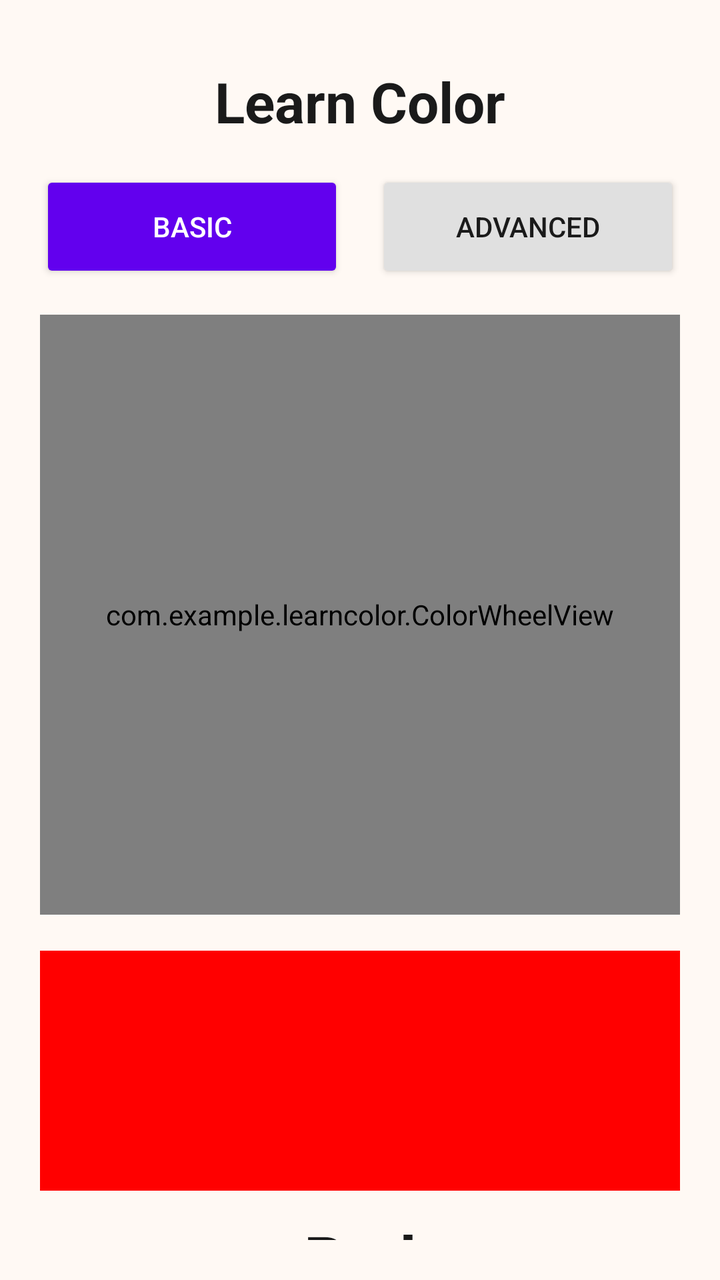
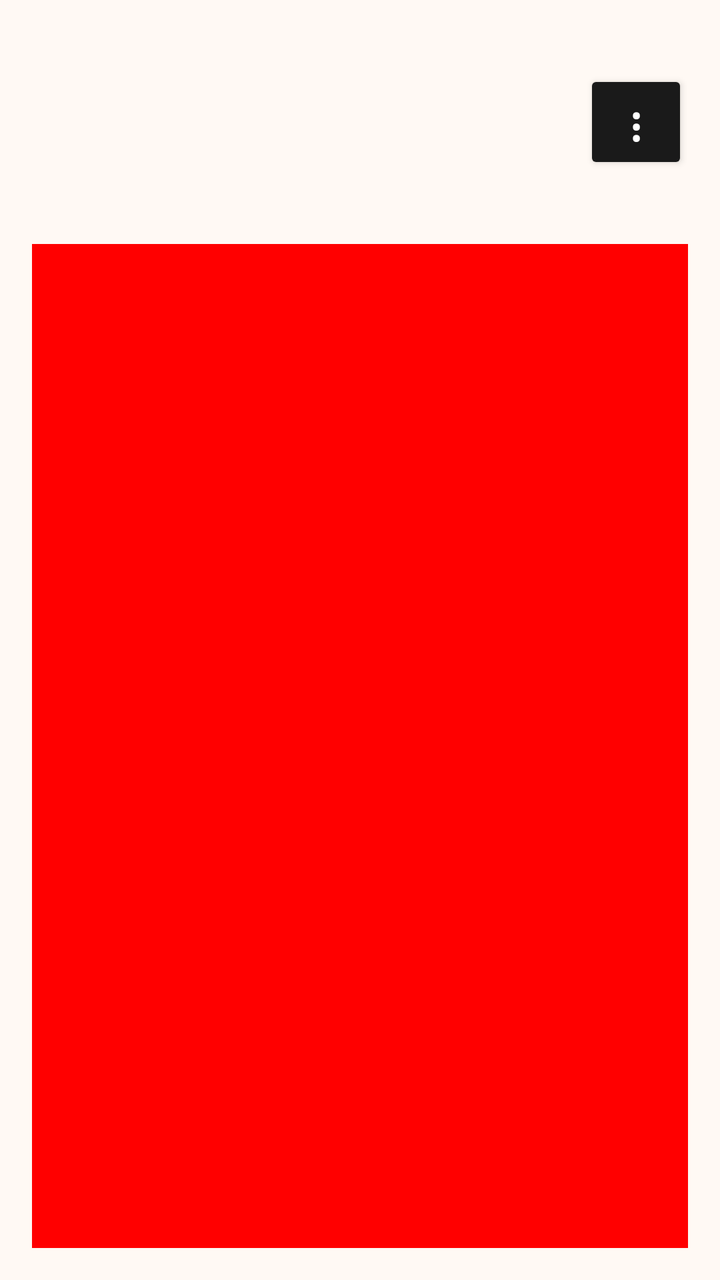

The first picture is an Android layout as it rendered before a commit; the second is the same layout after the commit. The layout source and the unified diff follow.
<!-- AndroidManifest.xml: application theme Theme.LearnColor -->
<!-- res/layout/activity_main.xml -->
<?xml version="1.0" encoding="utf-8"?>
<LinearLayout xmlns:android="http://schemas.android.com/apk/res/android"
    xmlns:app="http://schemas.android.com/apk/res-auto"
    android:layout_width="match_parent"
    android:layout_height="match_parent"
    android:background="@color/surface_background"
    android:orientation="vertical"
    android:padding="20dp">

    <TextView
        android:layout_width="wrap_content"
        android:layout_height="wrap_content"
        android:layout_gravity="center_horizontal"
        android:layout_marginTop="12dp"
        android:text="@string/app_name"
        android:textColor="@color/primary_text"
        android:textSize="28sp"
        android:textStyle="bold" />

    <LinearLayout
        android:layout_width="match_parent"
        android:layout_height="wrap_content"
        android:layout_marginTop="16dp"
        android:gravity="center"
        android:orientation="horizontal">

        <Button
            android:id="@+id/basicModeButton"
            android:layout_width="0dp"
            android:layout_height="56dp"
            android:layout_marginEnd="8dp"
            android:layout_weight="1"
            android:backgroundTint="@color/purple_500"
            android:text="@string/mode_basic"
            android:textColor="#FFFFFF" />

        <Button
            android:id="@+id/advancedModeButton"
            android:layout_width="0dp"
            android:layout_height="56dp"
            android:layout_marginStart="8dp"
            android:layout_weight="1"
            android:backgroundTint="#E0E0E0"
            android:text="@string/mode_advanced"
            android:textColor="#1A1A1A" />
    </LinearLayout>

    <com.example.learncolor.ColorWheelView
        android:id="@+id/colorWheel"
        android:layout_width="match_parent"
        android:layout_height="300dp"
        android:layout_marginTop="16dp" />

    <View
        android:id="@+id/colorPreview"
        android:layout_width="match_parent"
        android:layout_height="120dp"
        android:layout_marginTop="18dp"
        android:background="#FF0000"
        app:cornerRadius="20dp" />

    <TextView
        android:id="@+id/colorLabel"
        android:layout_width="match_parent"
        android:layout_height="wrap_content"
        android:layout_marginTop="12dp"
        android:gravity="center"
        android:text="Red"
        android:textColor="@color/primary_text"
        android:textSize="32sp"
        android:textStyle="bold" />

    <Button
        android:id="@+id/speakButton"
        android:layout_width="match_parent"
        android:layout_height="110dp"
        android:layout_marginTop="18dp"
        android:backgroundTint="#FF9800"
        android:text="Red"
        android:textColor="#FFFFFF"
        android:textSize="30sp"
        android:textStyle="bold" />

</LinearLayout>
<!-- resources referenced by this layout -->
<resources>
  <color name="primary_text">#1A1A1A</color>
  <color name="purple_500">#6200EE</color>
  <color name="surface_background">#FFF9F4</color>
  <string name="app_name">Learn Color</string>
  <string name="mode_advanced">Advanced</string>
  <string name="mode_basic">Basic</string>
  <style name="Theme.LearnColor" parent="Theme.Material3.DayNight.NoActionBar">
          <item name="colorPrimary">@color/purple_500</item>
          <item name="colorOnPrimary">#FFFFFF</item>
          <item name="android:statusBarColor">@android:color/transparent</item>
          <item name="android:windowLightStatusBar" tools:targetApi="23">true</item>
      </style>
</resources>

<!-- the commit's change to res/layout/activity_main.xml (unified diff, before → after) -->
@@ -1,84 +1,81 @@
 <?xml version="1.0" encoding="utf-8"?>
 <LinearLayout xmlns:android="http://schemas.android.com/apk/res/android"
-    xmlns:app="http://schemas.android.com/apk/res-auto"
     android:layout_width="match_parent"
     android:layout_height="match_parent"
-    android:background="@color/surface_background"
+    android:background="#FFF9F4"
     android:orientation="vertical"
-    android:padding="20dp">
-
-    <TextView
-        android:layout_width="wrap_content"
-        android:layout_height="wrap_content"
-        android:layout_gravity="center_horizontal"
-        android:layout_marginTop="12dp"
-        android:text="@string/app_name"
-        android:textColor="@color/primary_text"
-        android:textSize="28sp"
-        android:textStyle="bold" />
+    android:padding="16dp">
 
     <LinearLayout
         android:layout_width="match_parent"
+        android:layout_height="90dp"
+        android:gravity="center_vertical"
+        android:orientation="horizontal">
+
+        <HorizontalScrollView
+            android:layout_width="0dp"
+            android:layout_height="match_parent"
+            android:layout_weight="1"
+            android:fillViewport="true"
+            android:scrollbars="none">
+
+            <LinearLayout
+                android:id="@+id/colorBar"
+                android:layout_width="wrap_content"
+                android:layout_height="match_parent"
+                android:gravity="center_vertical"
+                android:orientation="horizontal">
+            </LinearLayout>
+        </HorizontalScrollView>
+
+        <Button
+            android:id="@+id/modeMenuButton"
+            android:layout_width="52dp"
+            android:layout_height="52dp"
+            android:layout_marginStart="8dp"
+            android:backgroundTint="#1A1A1A"
+            android:text="⋮"
+            android:textColor="#FFFFFF"
+            android:textSize="24sp" />
+    </LinearLayout>
+
+    <LinearLayout
+        android:id="@+id/modeOptions"
+        android:layout_width="match_parent"
         android:layout_height="wrap_content"
-        android:layout_marginTop="16dp"
+        android:layout_marginTop="8dp"
         android:gravity="center"
-        android:orientation="horizontal">
+        android:orientation="horizontal"
+        android:visibility="gone">
 
         <Button
             android:id="@+id/basicModeButton"
             android:layout_width="0dp"
-            android:layout_height="56dp"
+            android:layout_height="48dp"
             android:layout_marginEnd="8dp"
             android:layout_weight="1"
-            android:backgroundTint="@color/purple_500"
-            android:text="@string/mode_basic"
+            android:backgroundTint="#6200EE"
+            android:text="Basic"
             android:textColor="#FFFFFF" />
 
         <Button
             android:id="@+id/advancedModeButton"
             android:layout_width="0dp"
-            android:layout_height="56dp"
+            android:layout_height="48dp"
             android:layout_marginStart="8dp"
             android:layout_weight="1"
             android:backgroundTint="#E0E0E0"
-            android:text="@string/mode_advanced"
+            android:text="Advanced"
             android:textColor="#1A1A1A" />
     </LinearLayout>
 
-    <com.example.learncolor.ColorWheelView
-        android:id="@+id/colorWheel"
-        android:layout_width="match_parent"
-        android:layout_height="300dp"
-        android:layout_marginTop="16dp" />
-
-    <View
+    <FrameLayout
         android:id="@+id/colorPreview"
         android:layout_width="match_parent"
-        android:layout_height="120dp"
-        android:layout_marginTop="18dp"
+        android:layout_height="0dp"
+        android:layout_marginTop="16dp"
+        android:layout_weight="1"
         android:background="#FF0000"
-        app:cornerRadius="20dp" />
-
-    <TextView
-        android:id="@+id/colorLabel"
-        android:layout_width="match_parent"
-        android:layout_height="wrap_content"
-        android:layout_marginTop="12dp"
-        android:gravity="center"
-        android:text="Red"
-        android:textColor="@color/primary_text"
-        android:textSize="32sp"
-        android:textStyle="bold" />
-
-    <Button
-        android:id="@+id/speakButton"
-        android:layout_width="match_parent"
-        android:layout_height="110dp"
-        android:layout_marginTop="18dp"
-        android:backgroundTint="#FF9800"
-        android:text="Red"
-        android:textColor="#FFFFFF"
-        android:textSize="30sp"
-        android:textStyle="bold" />
-
+        android:clickable="true"
+        android:focusable="true" />
 </LinearLayout>
<!-- resource entries referenced after the edit -->
@@ -1,16 +1,11 @@
 <!-- resources referenced by this layout -->
 <resources>
-  <color name="primary_text">#1A1A1A</color>
-  <color name="purple_500">#6200EE</color>
-  <color name="surface_background">#FFF9F4</color>
-  <string name="app_name">Learn Color</string>
-  <string name="mode_advanced">Advanced</string>
-  <string name="mode_basic">Basic</string>
   <style name="Theme.LearnColor" parent="Theme.Material3.DayNight.NoActionBar">
           <item name="colorPrimary">@color/purple_500</item>
           <item name="colorOnPrimary">#FFFFFF</item>
           <item name="android:statusBarColor">@android:color/transparent</item>
           <item name="android:windowLightStatusBar" tools:targetApi="23">true</item>
       </style>
+  <color name="purple_500">#6200EE</color>
 </resources>
 
